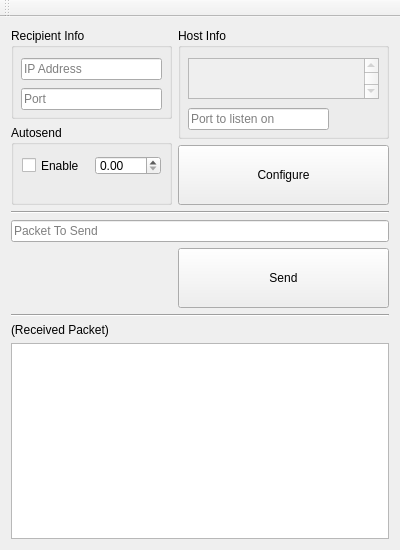
This is NetworkingTest/mainwindow.ui in chriskonstad/networkingtest as Qt 5 draws it before an edit. The edited form follows.
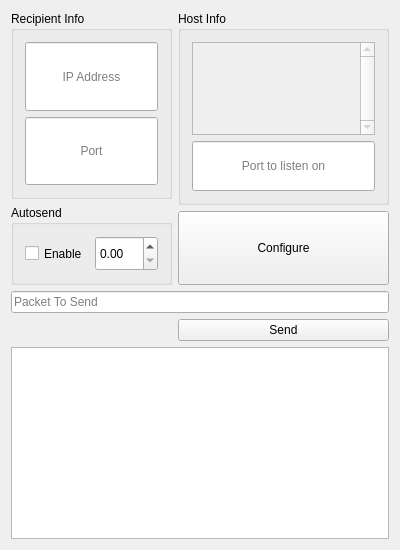
This is the edited form.

Commit message: Added support for Android and better resizing in the main NetworkingTest trunk.

```diff
--- a/NetworkingTest/mainwindow.ui
+++ b/NetworkingTest/mainwindow.ui
@@ -33,222 +33,158 @@
   </property>
   <widget class="QWidget" name="centralWidget">
    <layout class="QGridLayout" name="gridLayout">
-    <item row="0" column="0">
-     <widget class="QGroupBox" name="groupBox">
-      <property name="minimumSize">
-       <size>
-        <width>161</width>
-        <height>91</height>
-       </size>
-      </property>
-      <property name="title">
-       <string>Recipient Info</string>
-      </property>
-      <widget class="QLineEdit" name="rxIPLE">
-       <property name="geometry">
-        <rect>
-         <x>10</x>
-         <y>30</y>
-         <width>141</width>
-         <height>22</height>
-        </rect>
-       </property>
-       <property name="sizePolicy">
-        <sizepolicy hsizetype="Expanding" vsizetype="Minimum">
-         <horstretch>0</horstretch>
-         <verstretch>0</verstretch>
-        </sizepolicy>
-       </property>
-       <property name="focusPolicy">
-        <enum>Qt::StrongFocus</enum>
-       </property>
-       <property name="toolTip">
-        <string>Leave blank to broadcast</string>
-       </property>
-       <property name="placeholderText">
-        <string>IP Address</string>
-       </property>
-      </widget>
-      <widget class="QLineEdit" name="lePortTX">
-       <property name="geometry">
-        <rect>
-         <x>10</x>
-         <y>60</y>
-         <width>141</width>
-         <height>22</height>
-        </rect>
-       </property>
-       <property name="sizePolicy">
-        <sizepolicy hsizetype="Expanding" vsizetype="Minimum">
-         <horstretch>0</horstretch>
-         <verstretch>0</verstretch>
-        </sizepolicy>
-       </property>
-       <property name="focusPolicy">
-        <enum>Qt::StrongFocus</enum>
-       </property>
-       <property name="toolTip">
-        <string>Set port to send to</string>
-       </property>
-       <property name="text">
-        <string/>
-       </property>
-       <property name="placeholderText">
-        <string>Port</string>
-       </property>
-      </widget>
-     </widget>
-    </item>
     <item row="0" column="1" rowspan="2">
      <widget class="QGroupBox" name="groupBox_2">
       <property name="minimumSize">
        <size>
         <width>211</width>
-        <height>111</height>
+        <height>120</height>
+       </size>
+      </property>
+      <property name="maximumSize">
+       <size>
+        <width>16777215</width>
+        <height>200</height>
        </size>
       </property>
       <property name="title">
        <string>Host Info</string>
       </property>
-      <widget class="QListWidget" name="listWidget">
-       <property name="enabled">
-        <bool>false</bool>
-       </property>
-       <property name="geometry">
-        <rect>
-         <x>10</x>
-         <y>30</y>
-         <width>191</width>
-         <height>41</height>
-        </rect>
-       </property>
-       <property name="sizePolicy">
-        <sizepolicy hsizetype="Expanding" vsizetype="Minimum">
-         <horstretch>0</horstretch>
-         <verstretch>0</verstretch>
-        </sizepolicy>
-       </property>
-       <property name="toolTip">
-        <string>Host IP Addresses</string>
-       </property>
-       <property name="verticalScrollBarPolicy">
-        <enum>Qt::ScrollBarAlwaysOn</enum>
-       </property>
-       <property name="alternatingRowColors">
-        <bool>false</bool>
-       </property>
-       <property name="selectionMode">
-        <enum>QAbstractItemView::SingleSelection</enum>
-       </property>
-      </widget>
-      <widget class="QLineEdit" name="lePortRX">
-       <property name="geometry">
-        <rect>
-         <x>10</x>
-         <y>80</y>
-         <width>141</width>
-         <height>22</height>
-        </rect>
-       </property>
-       <property name="sizePolicy">
-        <sizepolicy hsizetype="Expanding" vsizetype="Minimum">
-         <horstretch>0</horstretch>
-         <verstretch>0</verstretch>
-        </sizepolicy>
-       </property>
-       <property name="toolTip">
-        <string>Port to listen on</string>
-       </property>
-       <property name="placeholderText">
-        <string>Port to listen on</string>
-       </property>
-      </widget>
+      <layout class="QVBoxLayout" name="verticalLayout_2">
+       <item>
+        <widget class="QListWidget" name="listWidget">
+         <property name="enabled">
+          <bool>false</bool>
+         </property>
+         <property name="sizePolicy">
+          <sizepolicy hsizetype="Expanding" vsizetype="MinimumExpanding">
+           <horstretch>0</horstretch>
+           <verstretch>0</verstretch>
+          </sizepolicy>
+         </property>
+         <property name="toolTip">
+          <string>Host IP Addresses</string>
+         </property>
+         <property name="verticalScrollBarPolicy">
+          <enum>Qt::ScrollBarAlwaysOn</enum>
+         </property>
+         <property name="alternatingRowColors">
+          <bool>false</bool>
+         </property>
+         <property name="selectionMode">
+          <enum>QAbstractItemView::SingleSelection</enum>
+         </property>
+        </widget>
+       </item>
+       <item>
+        <widget class="QLineEdit" name="lePortRX">
+         <property name="sizePolicy">
+          <sizepolicy hsizetype="Expanding" vsizetype="MinimumExpanding">
+           <horstretch>0</horstretch>
+           <verstretch>0</verstretch>
+          </sizepolicy>
+         </property>
+         <property name="minimumSize">
+          <size>
+           <width>0</width>
+           <height>50</height>
+          </size>
+         </property>
+         <property name="toolTip">
+          <string>Port to listen on</string>
+         </property>
+         <property name="alignment">
+          <set>Qt::AlignCenter</set>
+         </property>
+         <property name="placeholderText">
+          <string>Port to listen on</string>
+         </property>
+        </widget>
+       </item>
+      </layout>
      </widget>
     </item>
-    <item row="1" column="0" rowspan="2">
-     <widget class="QGroupBox" name="groupBox_3">
+    <item row="0" column="0">
+     <widget class="QGroupBox" name="groupBox">
       <property name="minimumSize">
        <size>
         <width>161</width>
-        <height>61</height>
+        <height>120</height>
        </size>
-      </property>
-      <property name="title">
-       <string>Autosend</string>
-      </property>
-      <widget class="QWidget" name="layoutWidget">
-       <property name="geometry">
-        <rect>
-         <x>0</x>
-         <y>20</y>
-         <width>161</width>
-         <height>41</height>
-        </rect>
-       </property>
-       <layout class="QHBoxLayout" name="horizontalLayout">
-        <item>
-         <widget class="QCheckBox" name="cbEnable">
-          <property name="sizePolicy">
-           <sizepolicy hsizetype="Minimum" vsizetype="MinimumExpanding">
-            <horstretch>0</horstretch>
-            <verstretch>0</verstretch>
-           </sizepolicy>
-          </property>
-          <property name="text">
-           <string>Enable</string>
-          </property>
-         </widget>
-        </item>
-        <item>
-         <widget class="QDoubleSpinBox" name="sbTime">
-          <property name="sizePolicy">
-           <sizepolicy hsizetype="Minimum" vsizetype="MinimumExpanding">
-            <horstretch>0</horstretch>
-            <verstretch>0</verstretch>
-           </sizepolicy>
-          </property>
-         </widget>
-        </item>
-       </layout>
-      </widget>
-     </widget>
-    </item>
-    <item row="2" column="1">
-     <widget class="QPushButton" name="configButton">
-      <property name="sizePolicy">
-       <sizepolicy hsizetype="Minimum" vsizetype="MinimumExpanding">
-        <horstretch>0</horstretch>
-        <verstretch>0</verstretch>
-       </sizepolicy>
       </property>
       <property name="maximumSize">
        <size>
         <width>16777215</width>
-        <height>60</height>
+        <height>200</height>
        </size>
       </property>
-      <property name="focusPolicy">
-       <enum>Qt::StrongFocus</enum>
+      <property name="title">
+       <string>Recipient Info</string>
       </property>
-      <property name="toolTip">
-       <string>Configure the settings</string>
-      </property>
-      <property name="text">
-       <string>Configure</string>
-      </property>
-      <property name="shortcut">
-       <string>Ctrl+C</string>
-      </property>
+      <layout class="QVBoxLayout" name="verticalLayout">
+       <item>
+        <widget class="QLineEdit" name="rxIPLE">
+         <property name="sizePolicy">
+          <sizepolicy hsizetype="Expanding" vsizetype="MinimumExpanding">
+           <horstretch>0</horstretch>
+           <verstretch>0</verstretch>
+          </sizepolicy>
+         </property>
+         <property name="minimumSize">
+          <size>
+           <width>0</width>
+           <height>50</height>
+          </size>
+         </property>
+         <property name="focusPolicy">
+          <enum>Qt::StrongFocus</enum>
+         </property>
+         <property name="toolTip">
+          <string>Leave blank to broadcast</string>
+         </property>
+         <property name="alignment">
+          <set>Qt::AlignCenter</set>
+         </property>
+         <property name="placeholderText">
+          <string>IP Address</string>
+         </property>
+        </widget>
+       </item>
+       <item>
+        <widget class="QLineEdit" name="lePortTX">
+         <property name="sizePolicy">
+          <sizepolicy hsizetype="Expanding" vsizetype="MinimumExpanding">
+           <horstretch>0</horstretch>
+           <verstretch>0</verstretch>
+          </sizepolicy>
+         </property>
+         <property name="minimumSize">
+          <size>
+           <width>0</width>
+           <height>50</height>
+          </size>
+         </property>
+         <property name="focusPolicy">
+          <enum>Qt::StrongFocus</enum>
+         </property>
+         <property name="toolTip">
+          <string>Set port to send to</string>
+         </property>
+         <property name="text">
+          <string/>
+         </property>
+         <property name="alignment">
+          <set>Qt::AlignCenter</set>
+         </property>
+         <property name="placeholderText">
+          <string>Port</string>
+         </property>
+        </widget>
+       </item>
+      </layout>
      </widget>
     </item>
     <item row="3" column="0" colspan="2">
-     <widget class="Line" name="line">
-      <property name="orientation">
-       <enum>Qt::Horizontal</enum>
-      </property>
-     </widget>
-    </item>
-    <item row="4" column="0" colspan="2">
      <widget class="QLineEdit" name="packetLE">
       <property name="sizePolicy">
        <sizepolicy hsizetype="Expanding" vsizetype="Minimum">
@@ -270,7 +206,35 @@
       </property>
      </widget>
     </item>
-    <item row="5" column="1">
+    <item row="2" column="1">
+     <widget class="QPushButton" name="configButton">
+      <property name="sizePolicy">
+       <sizepolicy hsizetype="Minimum" vsizetype="MinimumExpanding">
+        <horstretch>0</horstretch>
+        <verstretch>0</verstretch>
+       </sizepolicy>
+      </property>
+      <property name="maximumSize">
+       <size>
+        <width>16777215</width>
+        <height>80</height>
+       </size>
+      </property>
+      <property name="focusPolicy">
+       <enum>Qt::StrongFocus</enum>
+      </property>
+      <property name="toolTip">
+       <string>Configure the settings</string>
+      </property>
+      <property name="text">
+       <string>Configure</string>
+      </property>
+      <property name="shortcut">
+       <string>Ctrl+C</string>
+      </property>
+     </widget>
+    </item>
+    <item row="4" column="1">
      <widget class="QPushButton" name="sendButton">
       <property name="sizePolicy">
        <sizepolicy hsizetype="Minimum" vsizetype="MinimumExpanding">
@@ -281,7 +245,7 @@
       <property name="maximumSize">
        <size>
         <width>16777215</width>
-        <height>60</height>
+        <height>80</height>
        </size>
       </property>
       <property name="focusPolicy">
@@ -298,24 +262,7 @@
       </property>
      </widget>
     </item>
-    <item row="6" column="0" colspan="2">
-     <widget class="Line" name="line_2">
-      <property name="orientation">
-       <enum>Qt::Horizontal</enum>
-      </property>
-     </widget>
-    </item>
-    <item row="7" column="0" colspan="2">
-     <widget class="QLabel" name="rxPacketLabel">
-      <property name="toolTip">
-       <string>Shows received packet</string>
-      </property>
-      <property name="text">
-       <string>(Received Packet)</string>
-      </property>
-     </widget>
-    </item>
-    <item row="8" column="0" colspan="2">
+    <item row="5" column="0" colspan="2">
      <widget class="QTextEdit" name="teLog">
       <property name="sizePolicy">
        <sizepolicy hsizetype="MinimumExpanding" vsizetype="MinimumExpanding">
@@ -331,15 +278,68 @@
       </property>
      </widget>
     </item>
+    <item row="1" column="0" rowspan="2">
+     <widget class="QGroupBox" name="groupBox_3">
+      <property name="sizePolicy">
+       <sizepolicy hsizetype="Preferred" vsizetype="MinimumExpanding">
+        <horstretch>0</horstretch>
+        <verstretch>0</verstretch>
+       </sizepolicy>
+      </property>
+      <property name="minimumSize">
+       <size>
+        <width>161</width>
+        <height>80</height>
+       </size>
+      </property>
+      <property name="title">
+       <string>Autosend</string>
+      </property>
+      <layout class="QHBoxLayout" name="horizontalLayout">
+       <item>
+        <widget class="QCheckBox" name="cbEnable">
+         <property name="sizePolicy">
+          <sizepolicy hsizetype="Minimum" vsizetype="MinimumExpanding">
+           <horstretch>0</horstretch>
+           <verstretch>0</verstretch>
+          </sizepolicy>
+         </property>
+         <property name="minimumSize">
+          <size>
+           <width>0</width>
+           <height>30</height>
+          </size>
+         </property>
+         <property name="text">
+          <string>Enable</string>
+         </property>
+        </widget>
+       </item>
+       <item>
+        <widget class="QDoubleSpinBox" name="sbTime">
+         <property name="sizePolicy">
+          <sizepolicy hsizetype="Minimum" vsizetype="MinimumExpanding">
+           <horstretch>0</horstretch>
+           <verstretch>0</verstretch>
+          </sizepolicy>
+         </property>
+         <property name="minimumSize">
+          <size>
+           <width>0</width>
+           <height>30</height>
+          </size>
+         </property>
+        </widget>
+       </item>
+      </layout>
+     </widget>
+    </item>
    </layout>
    <zorder>groupBox_2</zorder>
    <zorder>groupBox</zorder>
    <zorder>packetLE</zorder>
    <zorder>configButton</zorder>
    <zorder>sendButton</zorder>
-   <zorder>line</zorder>
-   <zorder>line_2</zorder>
-   <zorder>rxPacketLabel</zorder>
    <zorder>teLog</zorder>
    <zorder>groupBox_3</zorder>
   </widget>
@@ -353,14 +353,6 @@
     </rect>
    </property>
   </widget>
-  <widget class="QToolBar" name="mainToolBar">
-   <attribute name="toolBarArea">
-    <enum>TopToolBarArea</enum>
-   </attribute>
-   <attribute name="toolBarBreak">
-    <bool>false</bool>
-   </attribute>
-  </widget>
  </widget>
  <layoutdefault spacing="6" margin="11"/>
  <resources/>
```
The commit also changes 2 other files.
